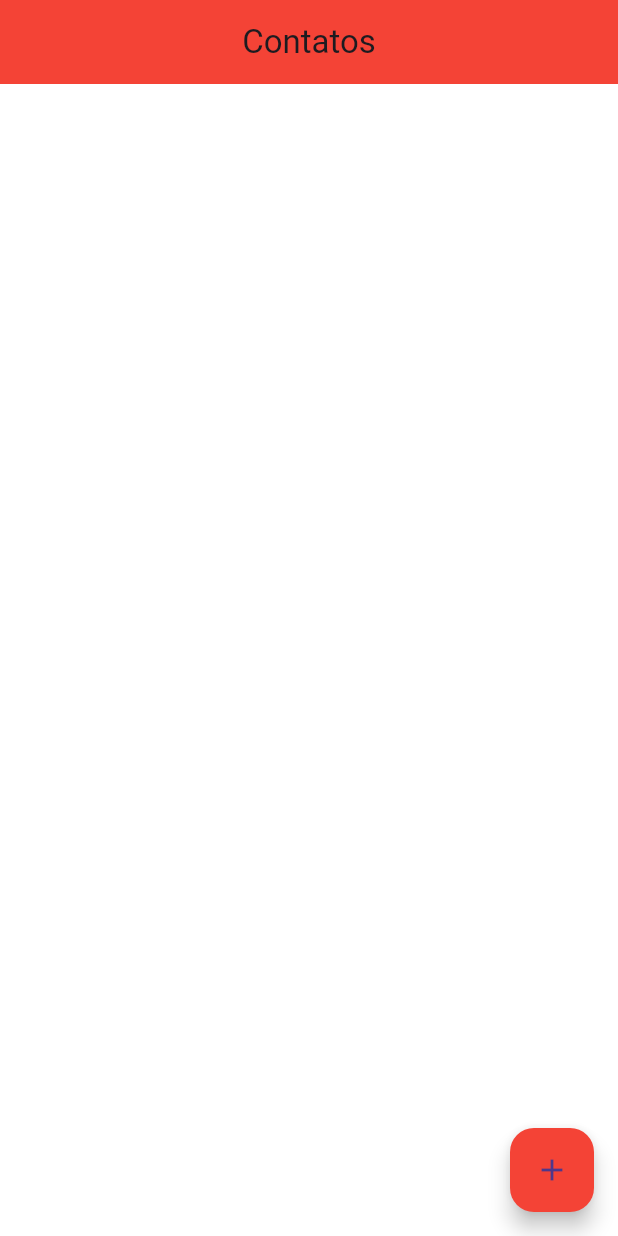
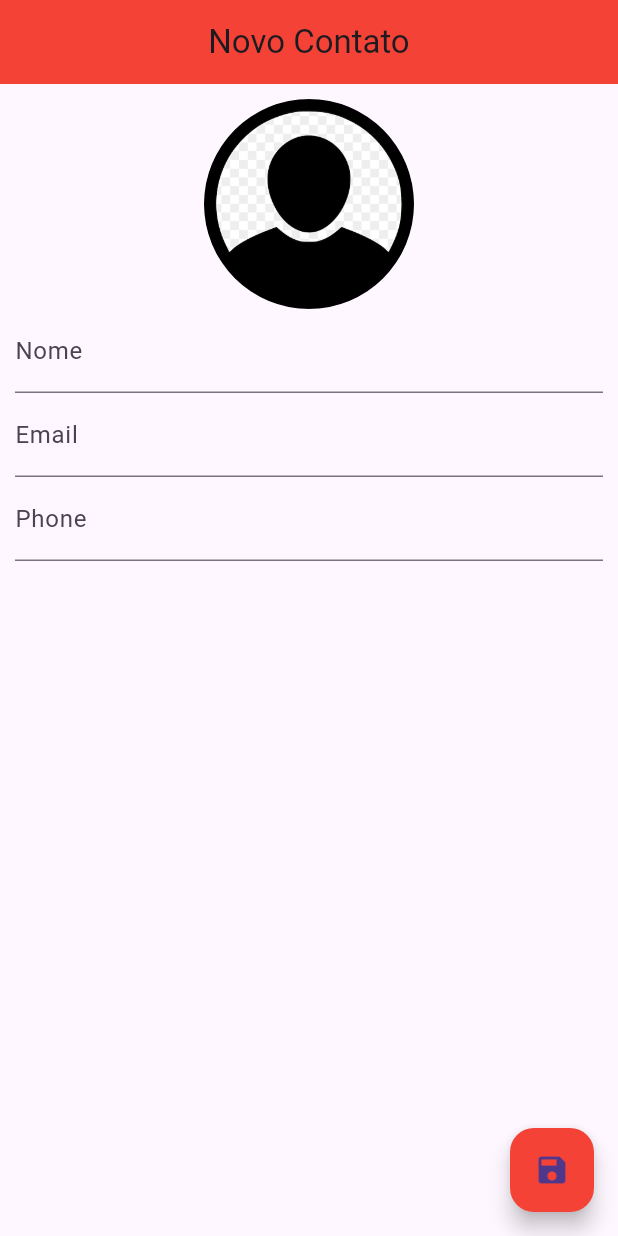
Before and after one commit to abigailmvlima/flutter_agenda_contatos, a Flutter app: the screen it shows after launch, on a phone screen of 412 x 824 dp. Run offline on Flutter 3.47's test engine with Material 3 defaults, Android fonts, the phone set to English and light mode, and no system bars; our stand-ins replace sqflite; accounts and stored records are empty.

Commit message:
criei o layout da tela novo contato

```diff
--- a/lib/helpers/contact_helper.dart
+++ b/lib/helpers/contact_helper.dart
@@ -102,7 +102,6 @@ class Contact {
    String phone;
    String img;
 
-
    Contact({
      this.id,
      required this.name,
@@ -111,7 +110,8 @@ class Contact {
      required this.img,
    });
 
-   Contact.fromMap(Map<String, dynamic> map)
+
+  Contact.fromMap(Map<String, dynamic> map)
        : id = map[idColumn],
          name = map[nameColumn] ?? '',
          email = map[emailColumn] ?? '',
@@ -136,4 +136,13 @@ class Contact {
    String toString() {
      return "Contact(id: $id, name: $name, email: $email, phone: $phone, img: $img)";
    }
+
+  static Contact empty() {
+    return Contact(
+      name: '',
+      email: '',
+      phone: '',
+      img: '',
+    );
+  }
 }
--- a/lib/main.dart
+++ b/lib/main.dart
@@ -1,8 +1,12 @@
+import 'package:agenda_contatos/ui/contact_page.dart';
 import 'package:agenda_contatos/ui/home_page.dart';
 import 'package:flutter/material.dart';
 
+import 'helpers/contact_helper.dart';
+
 void main() {
-  runApp(const MaterialApp(
-    home: HomePage(),
+  runApp(MaterialApp(
+    home: ContactPage(contact: Contact.empty()),
+    debugShowCheckedModeBanner: false,
   ));
 }
--- /dev/null
+++ b/lib/ui/contact_page.dart
@@ -0,0 +1,113 @@
+import 'dart:io';
+
+import 'package:agenda_contatos/helpers/contact_helper.dart';
+import 'package:flutter/material.dart';
+
+class ContactPage extends StatefulWidget {
+  const ContactPage({super.key, required this.contact});
+
+  final Contact? contact;
+
+  @override
+  State<ContactPage> createState() => _ContactPageState();
+}
+
+class _ContactPageState extends State<ContactPage> {
+
+  final _nameController = TextEditingController();
+  final _emailController = TextEditingController();
+  final _phoneController = TextEditingController();
+
+
+  late bool _userEdited = false;
+
+  late Contact _editedContact;
+
+  @override
+  void initState() {
+    super.initState();
+
+    if (widget.contact == null) {
+      _editedContact = Contact.empty();
+    } else {
+      _editedContact = Contact.fromMap(widget.contact!.toMap());
+
+      _nameController.text = _editedContact.name;
+      _emailController.text = _editedContact.email;
+      _phoneController.text = _editedContact.phone;
+    }
+  }
+
+  @override
+  Widget build(BuildContext context) {
+    return Scaffold(
+      appBar: AppBar(
+        backgroundColor: Colors.red,
+        title: Text(_editedContact.name.isNotEmpty ? _editedContact.name : "Novo Contato"),
+        centerTitle: true,
+      ),
+      floatingActionButton: FloatingActionButton(
+        onPressed: () {
+          // Ação do botão salvar aqui
+        },
+        backgroundColor: Colors.red,
+        child: const Icon(Icons.save),
+      ),
+      body: SingleChildScrollView(
+        padding: const EdgeInsets.all(10.0),
+        child: Column(
+          children: <Widget>[
+            GestureDetector(
+              child: Container(
+                width: 140.0,
+                height: 140.0,
+                decoration: BoxDecoration(
+                  shape: BoxShape.circle,
+                  image: DecorationImage(
+                    image: (_editedContact.img.isNotEmpty)
+                        ? FileImage(File(_editedContact.img))
+                        : const AssetImage("images/person.png"),
+                    fit: BoxFit.cover,
+                  ),
+                ),
+              ),
+              onTap: () {
+                // Ação ao tocar na imagem
+              },
+            ),
+            TextField(
+              controller: _nameController,
+              decoration: const InputDecoration(labelText: "Nome"),
+              onChanged: (text){
+                _userEdited = true;
+                setState(() {
+                  _editedContact.name = text;
+                });
+              },
+            ),
+            TextField(
+              controller: _emailController,
+              decoration: const InputDecoration(labelText: "Email"),
+              onChanged: (text){
+                _userEdited = true;
+                _editedContact.email = text;
+              },
+              keyboardType: TextInputType.emailAddress,
+            ),
+            TextField(
+              controller: _phoneController,
+              decoration: const InputDecoration(labelText: "Phone"),
+              onChanged: (text){
+                _userEdited = true;
+                  _editedContact.phone = text;
+              },
+              keyboardType: TextInputType.phone,
+            ),
+
+            // Outros widgets da página aqui
+          ],
+        ),
+      ),
+    );
+  }
+}
--- a/lib/ui/home_page.dart
+++ b/lib/ui/home_page.dart
@@ -71,6 +71,7 @@ class _HomePageState extends State<HomePage> {
                 ),
                 Padding(padding: const EdgeInsets.only(left: 10.0),
                   child: Column(
+                    crossAxisAlignment: CrossAxisAlignment.start,
                     children: [
                       Text(contacts[index].name ?? "",
                         style: const TextStyle(
```
